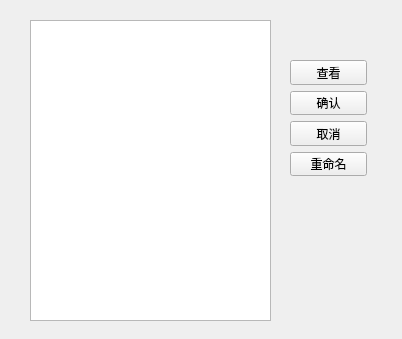
Qt form ui/design/gpt_session_select_window.ui (QureL/ChatGPTVoice) before a commit.
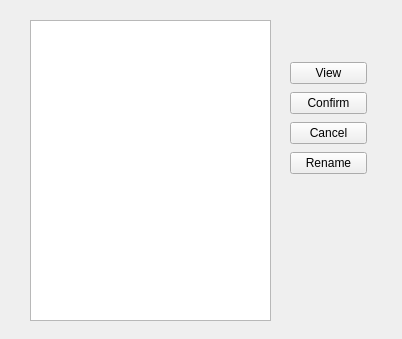
The same form after that commit.

```diff
--- a/ui/design/gpt_session_select_window.ui
+++ b/ui/design/gpt_session_select_window.ui
@@ -36,28 +36,28 @@
     <item>
      <widget class="QPushButton" name="view_btn">
       <property name="text">
-       <string>查看</string>
+       <string>View</string>
       </property>
      </widget>
     </item>
     <item>
      <widget class="QPushButton" name="confirm_btn">
       <property name="text">
-       <string>确认</string>
+       <string>Confirm</string>
       </property>
      </widget>
     </item>
     <item>
      <widget class="QPushButton" name="cancel_btn">
       <property name="text">
-       <string>取消</string>
+       <string>Cancel</string>
       </property>
      </widget>
     </item>
     <item>
      <widget class="QPushButton" name="rename_btn">
       <property name="text">
-       <string>重命名</string>
+       <string>Rename</string>
       </property>
      </widget>
     </item>
```
Left out of the diff: 2 changed lines with no effect on the pictures.
